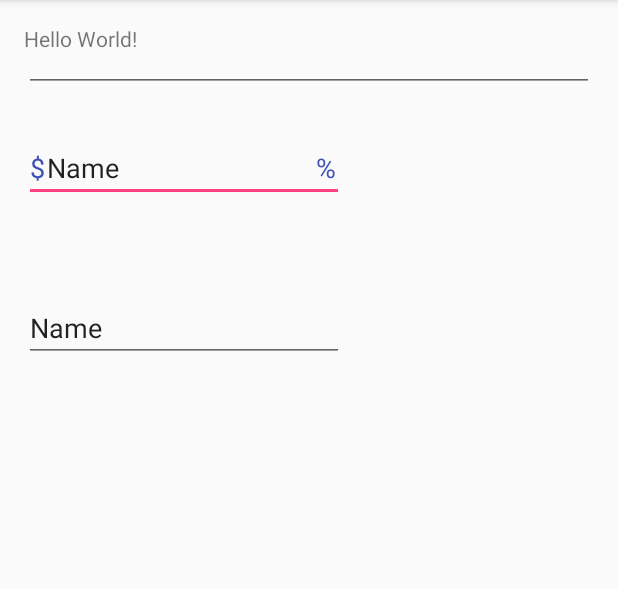
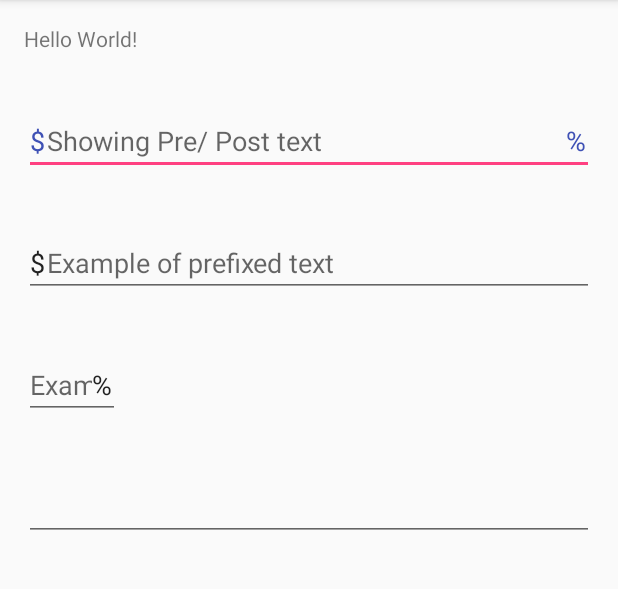
Before and after one commit to PankajChunchun/TextDrawableEditText, an Android app: the screen it shows after launch (MainActivity), on a phone screen of 412 x 824 dp, the part 84-673 px from its top. Run offline under Robolectric (Android 15) with nearby library versions, the phone set to English and light mode, and no system bars.

Commit message:
Refactored with AndroidX

```diff
--- a/app/src/main/java/textdrawable/com/kumar/pankaj/edittextwithtextdrawable/MainActivity.java
+++ b/app/src/main/java/textdrawable/com/kumar/pankaj/edittextwithtextdrawable/MainActivity.java
@@ -1,7 +1,8 @@
 package textdrawable.com.kumar.pankaj.edittextwithtextdrawable;
 
-import android.support.v7.app.AppCompatActivity;
 import android.os.Bundle;
+
+import androidx.appcompat.app.AppCompatActivity;
 
 import textdrawable.com.kumar.pankaj.edittextwithtextdrawable.view.PostfixedEditText;
 import textdrawable.com.kumar.pankaj.edittextwithtextdrawable.view.PrefixedEditText;
@@ -13,10 +14,10 @@ public class MainActivity extends AppCompatActivity {
         super.onCreate(savedInstanceState);
         setContentView(R.layout.activity_main);
 
-        /*PrefixedEditText prefixedEditText = (PrefixedEditText) findViewById(R.id.editText);
-        PostfixedEditText postfixedEditText = (PostfixedEditText) findViewById(R.id.editText2);
+        PrefixedEditText prefixedEditText = findViewById(R.id.prefix_drawable_edittext);
+        PostfixedEditText postfixedEditText = findViewById(R.id.postfix_drawable_edittext);
 
         prefixedEditText.setPrefix("$");
-        postfixedEditText.setPrefix("%");*/
+        postfixedEditText.setPrefix("%");
     }
 }
--- a/app/src/main/java/textdrawable/com/kumar/pankaj/edittextwithtextdrawable/view/CurrencyEditText.java
+++ b/app/src/main/java/textdrawable/com/kumar/pankaj/edittextwithtextdrawable/view/CurrencyEditText.java
@@ -9,7 +9,8 @@ import android.text.TextUtils;
 import android.text.TextWatcher;
 import android.util.AttributeSet;
 import android.util.Log;
-import android.widget.EditText;
+
+import androidx.appcompat.widget.AppCompatEditText;
 
 import java.text.DecimalFormat;
 import java.text.DecimalFormatSymbols;
@@ -20,7 +21,7 @@ import java.util.Locale;
 /**
  * Created by Sangeeta on 1/14/2017.
  */
-public class CurrencyEditText extends EditText {
+public class CurrencyEditText extends AppCompatEditText {
     private static final int NO_LIMIT = -1;
     private static final int TYPE_CURRENCY = InputType.TYPE_CLASS_NUMBER | InputType.TYPE_NUMBER_FLAG_DECIMAL;
     private static final NumberFormat US_CURRENCY_FORMATTER = NumberFormat.getCurrencyInstance(Locale.US);
--- a/app/src/main/java/textdrawable/com/kumar/pankaj/edittextwithtextdrawable/view/TextDrawableEditText.java
+++ b/app/src/main/java/textdrawable/com/kumar/pankaj/edittextwithtextdrawable/view/TextDrawableEditText.java
@@ -7,17 +7,20 @@ import android.graphics.Canvas;
 import android.graphics.Color;
 import android.graphics.ColorFilter;
 import android.graphics.Paint;
+import android.graphics.PixelFormat;
 import android.graphics.drawable.Drawable;
 import android.text.TextUtils;
 import android.util.AttributeSet;
 import android.widget.EditText;
+
+import androidx.appcompat.widget.AppCompatEditText;
 
 import textdrawable.com.kumar.pankaj.edittextwithtextdrawable.R;
 
 /**
  * Created by Sangeeta on 1/6/2017.
  */
-public class TextDrawableEditText extends EditText {
+public class TextDrawableEditText extends AppCompatEditText {
 
     private String mPrefixText;
     private String mPostfixText;
@@ -119,7 +122,7 @@ public class TextDrawableEditText extends EditText {
 
         @Override
         public int getOpacity() {
-            return 1;
+            return PixelFormat.RGBA_8888;
         }
     }
 }
--- a/app/src/main/res/layout/activity_main.xml
+++ b/app/src/main/res/layout/activity_main.xml
@@ -1,51 +1,63 @@
 <?xml version="1.0" encoding="utf-8"?>
-<RelativeLayout xmlns:android="http://schemas.android.com/apk/res/android"
+<LinearLayout xmlns:android="http://schemas.android.com/apk/res/android"
+    xmlns:custom="http://schemas.android.com/apk/res-auto"
     xmlns:tools="http://schemas.android.com/tools"
-    xmlns:custom="http://schemas.android.com/apk/res-auto"
     android:layout_width="match_parent"
     android:layout_height="match_parent"
+    android:orientation="vertical"
+    android:paddingLeft="@dimen/activity_horizontal_margin"
+    android:paddingTop="@dimen/activity_vertical_margin"
+    android:paddingRight="@dimen/activity_horizontal_margin"
     android:paddingBottom="@dimen/activity_vertical_margin"
-    android:paddingLeft="@dimen/activity_horizontal_margin"
-    android:paddingRight="@dimen/activity_horizontal_margin"
-    android:paddingTop="@dimen/activity_vertical_margin"
     tools:context="textdrawable.com.kumar.pankaj.edittextwithtextdrawable.MainActivity">
 
     <TextView
+        android:id="@+id/page_title_tv"
         android:layout_width="wrap_content"
         android:layout_height="wrap_content"
-        android:text="Hello World!"
-        android:id="@+id/textView2" />
+        android:text="Hello World!" />
 
     <textdrawable.com.kumar.pankaj.edittextwithtextdrawable.view.TextDrawableEditText
-        android:layout_width="wrap_content"
+        android:id="@+id/pre_post_drawable_edittext"
+        android:layout_width="match_parent"
         android:layout_height="wrap_content"
+        android:layout_marginTop="36dp"
+        android:ems="10"
+        android:hint="Showing Pre/ Post text"
         android:inputType="textPersonName"
-        android:text="Name"
-        android:ems="10"
-        android:id="@+id/editText"
-        android:layout_below="@+id/textView2"
-        android:layout_alignParentLeft="true"
-        android:layout_alignParentStart="true"
-        custom:prefixText="$"
         custom:postfixText="%"
         custom:prePostTextColor="@color/colorPrimary"
         custom:prePostTextSize="50sp"
-        android:layout_marginTop="54dp" />
+        custom:prefixText="$" />
+
+    <textdrawable.com.kumar.pankaj.edittextwithtextdrawable.view.PrefixedEditText
+        android:id="@+id/prefix_drawable_edittext"
+        android:layout_width="match_parent"
+        android:layout_height="wrap_content"
+        android:layout_below="@+id/pre_post_drawable_edittext"
+        android:layout_alignParentStart="true"
+        android:layout_alignParentLeft="true"
+        android:layout_marginTop="36dp"
+        android:ems="10"
+        android:hint="Example of prefixed text"
+        android:inputType="textPersonName" />
 
     <textdrawable.com.kumar.pankaj.edittextwithtextdrawable.view.PostfixedEditText
+        android:id="@+id/postfix_drawable_edittext"
         android:layout_width="wrap_content"
         android:layout_height="wrap_content"
-        android:inputType="textPersonName"
-        android:text="Name"
-        android:ems="10"
-        android:id="@+id/editText2"
-        android:layout_below="@+id/editText"
+        android:layout_below="@+id/pre_post_drawable_edittext"
+        android:layout_alignParentStart="true"
         android:layout_alignParentLeft="true"
-        android:layout_alignParentStart="true"
-        android:layout_marginTop="61dp" />
+        android:layout_marginTop="36dp"
+        android:ems="3"
+        android:hint="Example of postfixed text"
+        android:inputType="textPersonName" />
 
     <textdrawable.com.kumar.pankaj.edittextwithtextdrawable.view.CurrencyEditText
+        android:id="@+id/currency_edittext"
         android:layout_width="match_parent"
-        android:layout_height="wrap_content" />
+        android:layout_height="wrap_content"
+        android:layout_marginTop="36dp" />
 
-</RelativeLayout>
+</LinearLayout>
--- a/build.gradle
+++ b/build.gradle
@@ -3,9 +3,10 @@
 buildscript {
     repositories {
         jcenter()
+        google()
     }
     dependencies {
-        classpath 'com.android.tools.build:gradle:2.1.2'
+        classpath 'com.android.tools.build:gradle:3.5.3'
 
         // NOTE: Do not place your application dependencies here; they belong
         // in the individual module build.gradle files
@@ -15,6 +16,7 @@ buildscript {
 allprojects {
     repositories {
         jcenter()
+        google()
     }
 }
 
```
Also changed, not shown: app/build.gradle (+11 -6 lines), app/src/main/java/textdrawable/com/kumar/pankaj/edittextwithtextdrawable/view/PostfixedEditText.java (+5 -3 lines), app/src/main/java/textdrawable/com/kumar/pankaj/edittextwithtextdrawable/view/PrefixedEditText.java (+5 -2 lines), gradle/wrapper/gradle-wrapper.properties, 11 other files.
